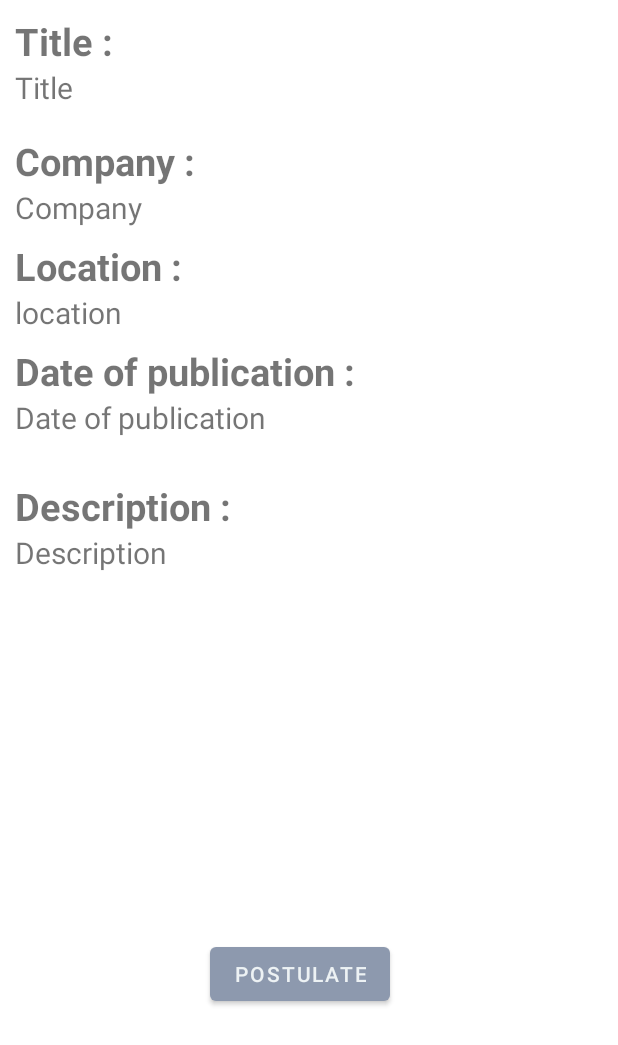
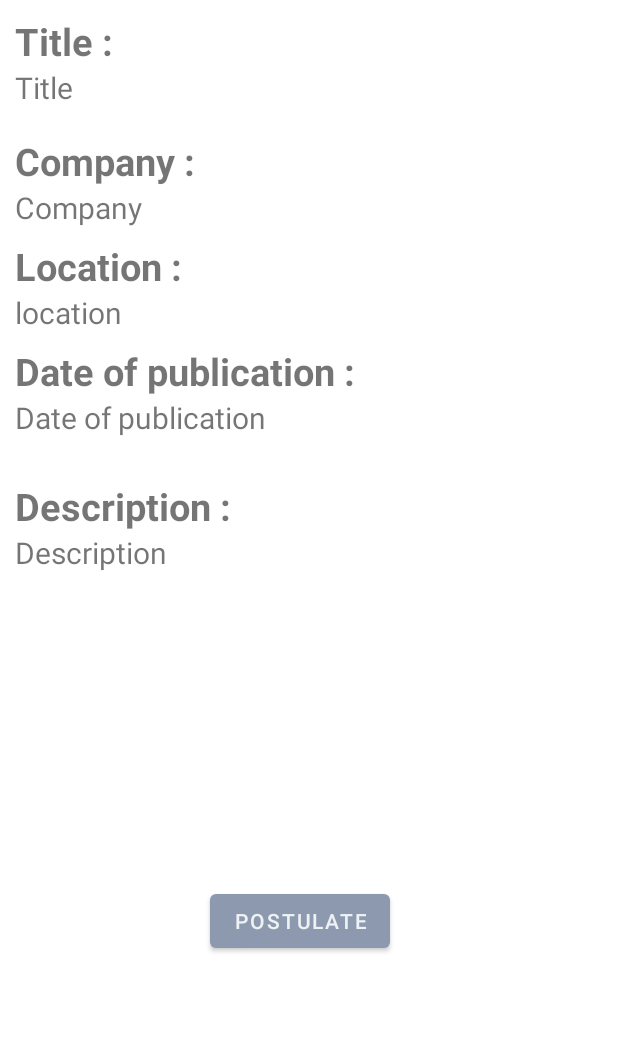
Before and after one commit to TheoG71/FirstJob, an Android app: the layout activity_details.xml on its own in the app's theme, with its tools: preview values and no code run, on a phone screen of 412 x 824 dp. Shown: the top 1045 px of the screen. Run offline under Robolectric (Android 15) with nearby library versions, the phone set to English and light mode, and no system bars; network calls fail.

Commit message:
update button

```diff
--- a/app/src/main/res/layout/activity_details.xml
+++ b/app/src/main/res/layout/activity_details.xml
@@ -13,7 +13,7 @@
         android:layout_width="wrap_content"
         android:layout_height="wrap_content"
         android:layout_marginLeft="130dp"
-        android:layout_marginTop="615dp"
+        android:layout_marginTop="580dp"
         android:text="Postulate" />
 
     <TextView
@@ -104,7 +104,7 @@
     <TextView
         android:id="@+id/information"
         android:layout_width="wrap_content"
-        android:layout_height="230dp"
+        android:layout_height="200dp"
         android:textSize="20dp"
         android:text="Description"
         android:layout_gravity="center"
```
